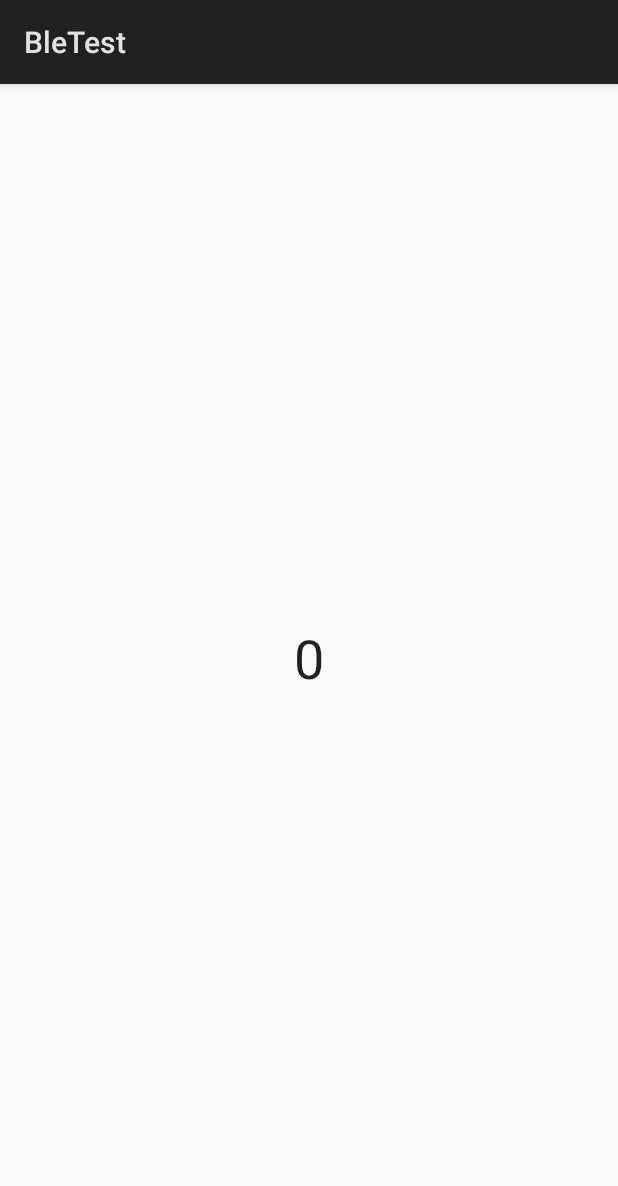
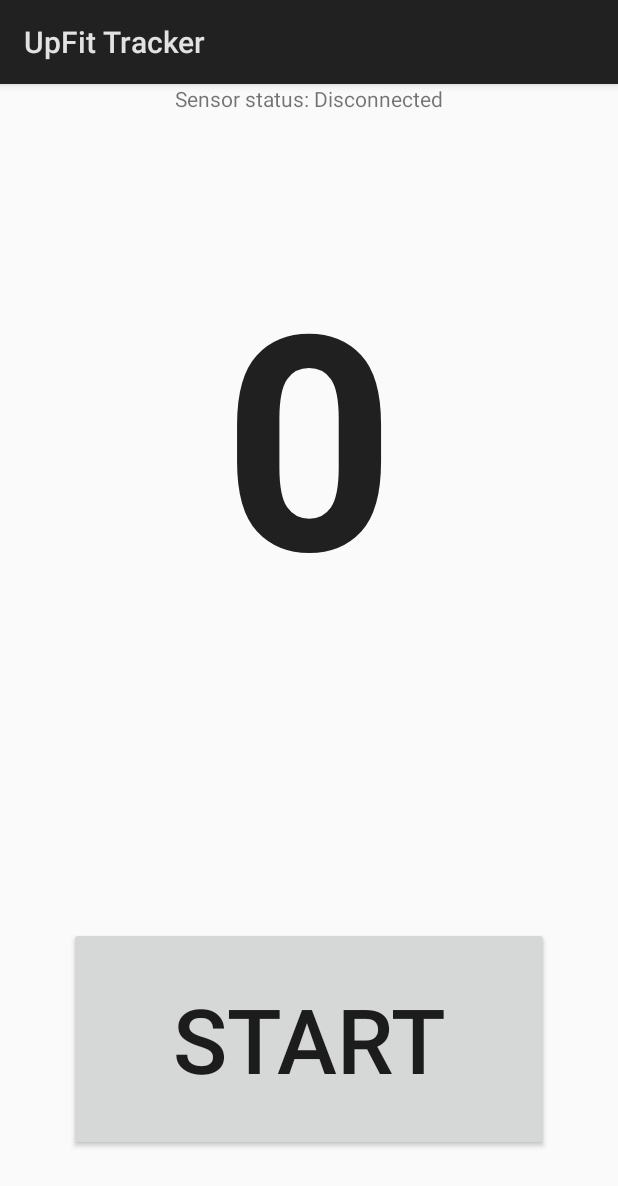
Before and after one commit to bowenfeng-dev/upfit-tracker, an Android app: the screen it shows after launch (MainActivity), on a phone screen of 412 x 824 dp. Shown: the top 1186 px of the screen. Run offline under Robolectric (Android 15) with nearby library versions, the phone set to English and light mode, and no system bars.

Commit message:
Android app UI polishing

```diff
--- a/mobile/android/app/src/main/java/com/bowenfeng/bletest/MainActivity.java
+++ b/mobile/android/app/src/main/java/com/bowenfeng/bletest/MainActivity.java
@@ -13,6 +13,7 @@ import android.bluetooth.BluetoothProfile;
 import android.content.Context;
 import android.content.Intent;
 import android.os.Bundle;
+import android.widget.Button;
 import android.widget.TextView;
 
 import java.util.UUID;
@@ -21,17 +22,18 @@ public class MainActivity extends Activity {
     private static final int REQUEST_ENABLE_BT = 10101;
 
     private TextView textView;
+    private TextView statusView;
 
     private int number = 0;
     private long lastPressure = 0;
 
+    private boolean isStarted = false;
     private boolean isUpwards = false;
 
     private static UUID SERVICE_ID = UUID.fromString("713d0000-503e-4c75-ba94-3148f18d941e");
     private static UUID CHAR_ID = UUID.fromString("713d0002-503e-4c75-ba94-3148f18d941e");
     private static UUID DESC_ID = UUID.fromString("00002902-0000-1000-8000-00805f9b34fb");
 
-    private BluetoothGattService mBleService;
     private BluetoothGattCharacteristic mBleChar;
 
     private BluetoothAdapter mBluetoothAdapter;
@@ -45,10 +47,11 @@ public class MainActivity extends Activity {
         public void onConnectionStateChange(BluetoothGatt gatt, int status, int newState) {
             System.out.println("onConnectionStateChange:" + newState);
             if (newState == BluetoothProfile.STATE_CONNECTED) {
-                System.out.println("Connected!");
+                statusView.setText(R.string.sensor_status_connected);
                 mBluetoothGatt.discoverServices();
             } else if (newState == BluetoothProfile.STATE_DISCONNECTED) {
-                System.out.println("Disconnected!");
+                statusView.setText(R.string.sensor_status_disconnected);
+                scanBleDeivce();
             }
         }
 
@@ -65,6 +68,9 @@ public class MainActivity extends Activity {
 
         @Override
         public void onCharacteristicChanged(BluetoothGatt gatt, BluetoothGattCharacteristic characteristic) {
+            if (!isStarted) {
+                return;
+            }
             long pressure = getPressure(characteristic.getValue());
             long diff = pressure - lastPressure;
             lastPressure = pressure;
@@ -80,7 +86,6 @@ public class MainActivity extends Activity {
                     textView.setText(Integer.toString(number));
                 }
             }
-            System.out.println("Pressure = " + pressure);
         }
     };
 
@@ -89,7 +94,7 @@ public class MainActivity extends Activity {
     }
 
     private void initServiceAndCharacteristic() {
-        mBleService = mBluetoothGatt.getService(SERVICE_ID);
+        BluetoothGattService mBleService = mBluetoothGatt.getService(SERVICE_ID);
         mBleChar = mBleService.getCharacteristic(CHAR_ID);
     }
 
@@ -105,7 +110,16 @@ public class MainActivity extends Activity {
         super.onCreate(savedInstanceState);
         setContentView(R.layout.activity_main);
 
-        textView = this.findViewById(R.id.textView);
+        textView = findViewById(R.id.textView);
+        statusView = findViewById(R.id.statusView);
+
+        final Button button = findViewById(R.id.button);
+        button.setOnClickListener(v -> {
+            isStarted = !isStarted;
+            button.setText(isStarted ? "Stop" : "Start");
+            number = isStarted ? 0 : number;
+            textView.setText(Integer.toString(number));
+        });
 
         initBluetooth();
         scanBleDeivce();
--- a/mobile/android/app/src/main/res/layout/activity_main.xml
+++ b/mobile/android/app/src/main/res/layout/activity_main.xml
@@ -8,8 +8,8 @@
 
     <TextView
         android:id="@+id/textView"
-        android:layout_width="258dp"
-        android:layout_height="52dp"
+        android:layout_width="342dp"
+        android:layout_height="225dp"
         android:layout_marginBottom="8dp"
         android:layout_marginLeft="8dp"
         android:layout_marginRight="8dp"
@@ -17,11 +17,41 @@
         android:text="0"
         android:textAlignment="center"
         android:textAppearance="@android:style/TextAppearance.DeviceDefault.Large"
-        android:textSize="36sp"
+        android:textSize="200sp"
+        android:textStyle="bold"
         app:layout_constraintBottom_toBottomOf="parent"
         app:layout_constraintLeft_toLeftOf="parent"
         app:layout_constraintRight_toRightOf="parent"
         app:layout_constraintTop_toTopOf="parent"
-        tools:layout_editor_absoluteY="225dp"
-        tools:layout_editor_absoluteX="9dp" />
+        app:layout_constraintVertical_bias="0.174" />
+
+    <Button
+        android:id="@+id/button"
+        android:layout_width="320dp"
+        android:layout_height="149dp"
+        android:layout_marginBottom="8dp"
+        android:layout_marginLeft="8dp"
+        android:layout_marginRight="8dp"
+        android:layout_marginTop="8dp"
+        android:text="Start"
+        android:textSize="60sp"
+        app:layout_constraintBottom_toBottomOf="parent"
+        app:layout_constraintLeft_toLeftOf="parent"
+        app:layout_constraintRight_toRightOf="parent"
+        app:layout_constraintTop_toTopOf="parent"
+        app:layout_constraintVertical_bias="0.919" />
+
+    <TextView
+        android:id="@+id/statusView"
+        android:layout_width="265dp"
+        android:layout_height="17dp"
+        android:layout_marginLeft="8dp"
+        android:layout_marginRight="8dp"
+        android:text="Sensor status: Disconnected"
+        android:textAlignment="center"
+        app:layout_constraintHorizontal_bias="0.502"
+        app:layout_constraintLeft_toLeftOf="parent"
+        app:layout_constraintRight_toRightOf="parent"
+        tools:layout_editor_absoluteX="15dp"
+        tools:layout_editor_absoluteY="16dp" />
 </android.support.constraint.ConstraintLayout>
--- a/mobile/android/app/src/main/res/values/strings.xml
+++ b/mobile/android/app/src/main/res/values/strings.xml
@@ -1,3 +1,5 @@
 <resources>
-    <string name="app_name">BleTest</string>
+    <string name="app_name">UpFit Tracker</string>
+    <string name="sensor_status_connected">Sensor connected</string>
+    <string name="sensor_status_disconnected">Sensor disconnected</string>
 </resources>
```
